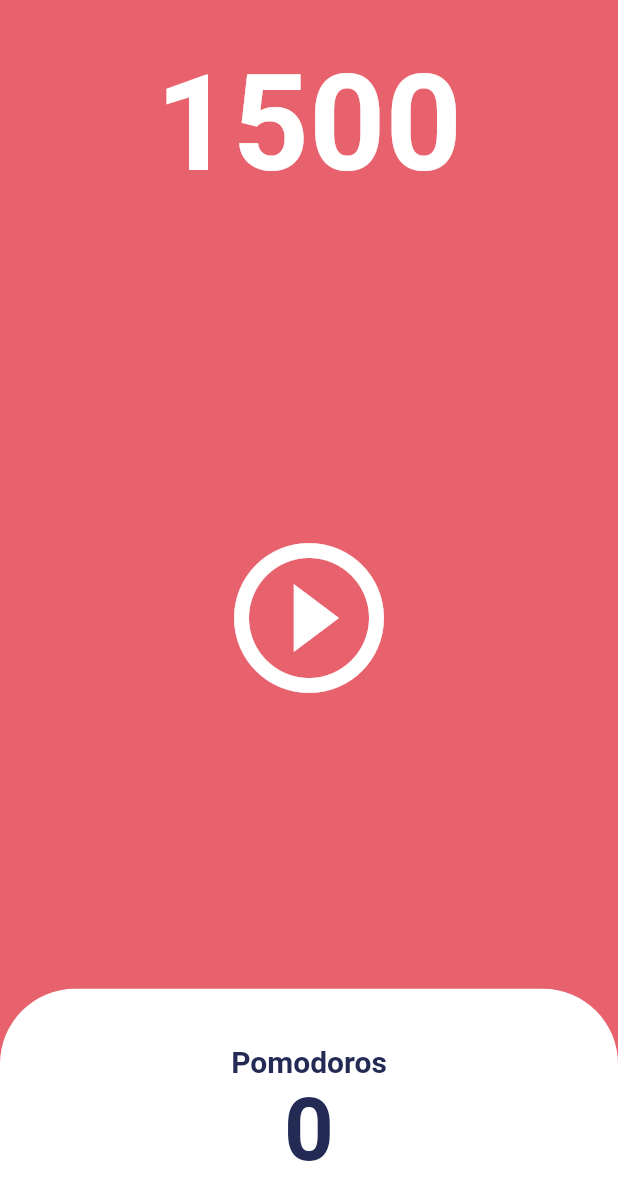
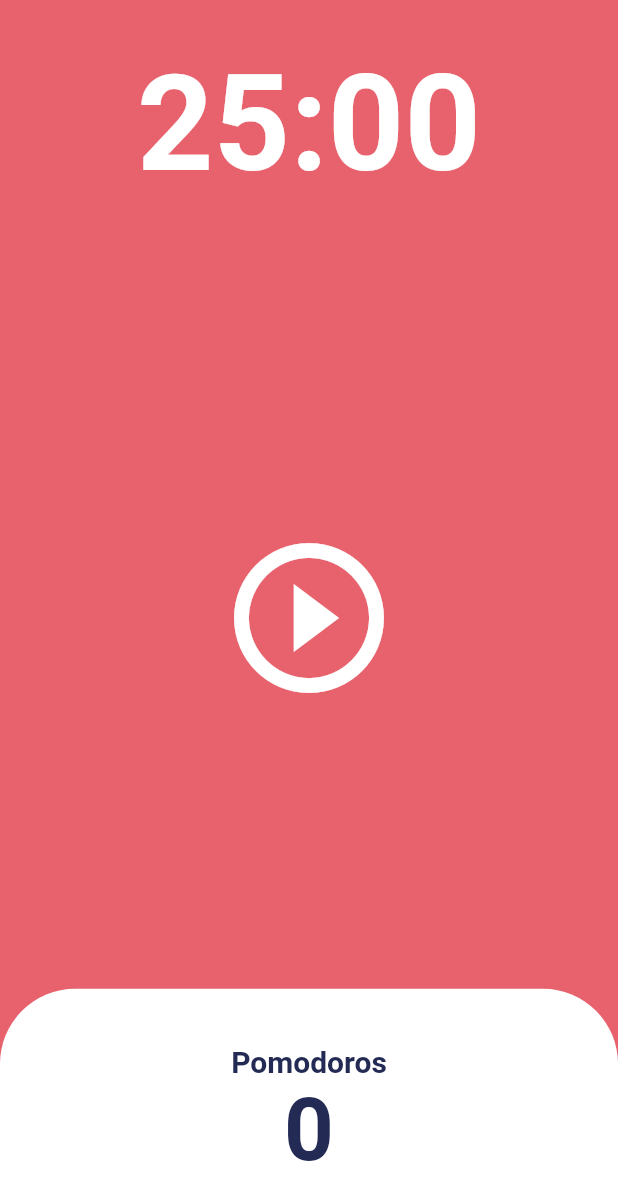
Before and after one commit to INnoVatioN-97/Pomodoro, a Flutter app: the screen it shows after launch, on a phone screen of 412 x 824 dp. Shown: the top 1200 px of the screen. Run offline on Flutter 3.47's test engine with Material 2 defaults, Android fonts, the phone set to English and light mode, and no system bars.

Commit message:
앱 기능구현 완료.

```diff
--- a/lib/screens/home_screen.dart
+++ b/lib/screens/home_screen.dart
@@ -46,6 +46,13 @@ class _HomeScreenState extends State<HomeScreen> {
     });
   }
 
+  String formatIntToTime(int seconds) {
+    var duration = Duration(seconds: seconds);
+
+    return duration.toString().substring(2, 7);
+    // return duration.toString().split(".").first.substring(2);
+  }
+
   @override
   Widget build(BuildContext context) {
     return Scaffold(
@@ -56,7 +63,7 @@ class _HomeScreenState extends State<HomeScreen> {
           child: Container(
             alignment: Alignment.center,
             child: Text(
-              '$totalSeconds',
+              formatIntToTime(totalSeconds),
               style: TextStyle(
                   color: Theme.of(context).cardColor,
                   fontSize: 89,
@@ -101,7 +108,7 @@ class _HomeScreenState extends State<HomeScreen> {
                           ),
                         ),
                         Text(
-                          "$totalPomodoros",
+                          '$totalPomodoros',
                           style: TextStyle(
                             fontSize: 58,
                             fontWeight: FontWeight.w600,
```
Also changed, not shown: 1 other file.
